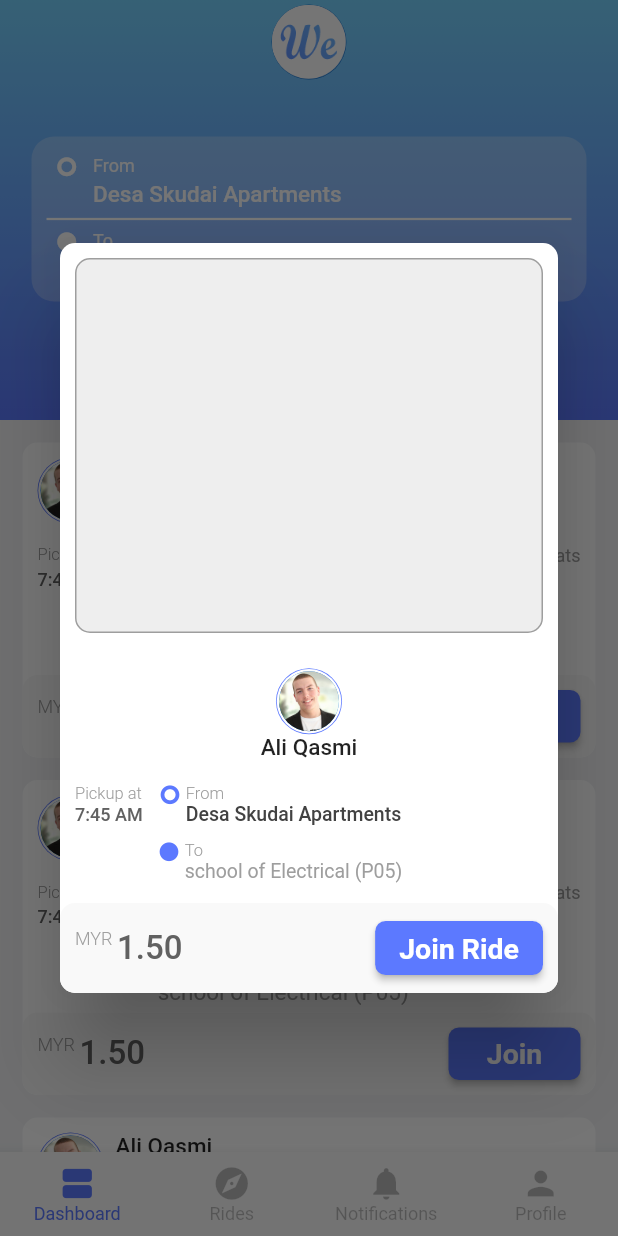
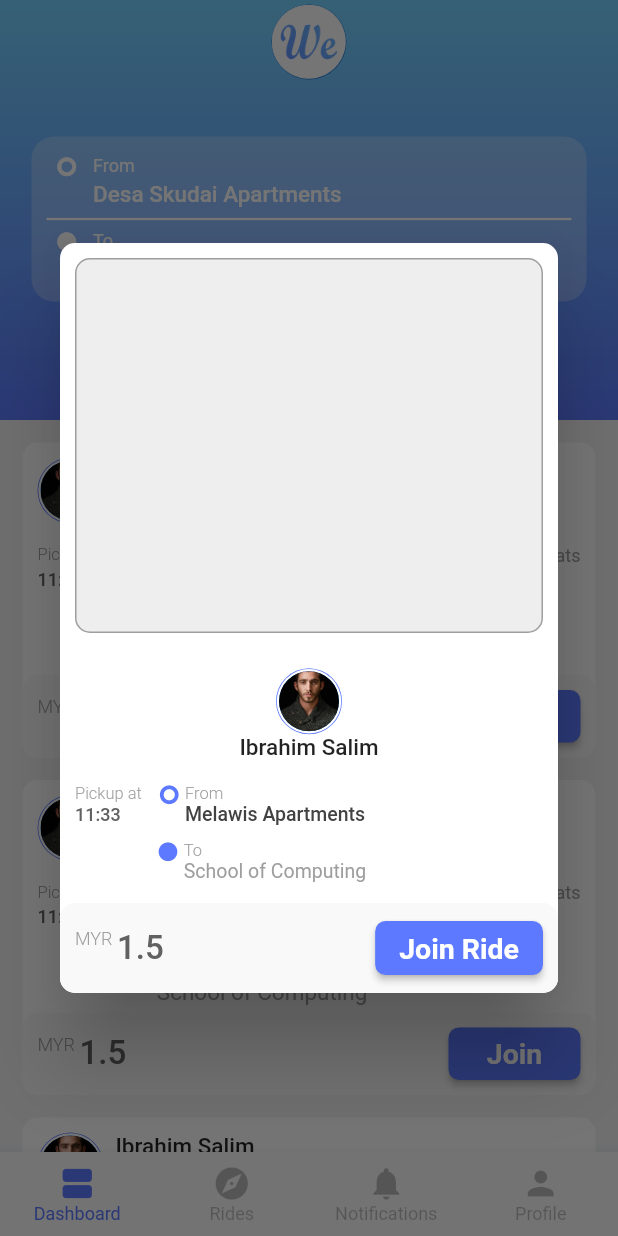
Before and after one commit to kamaleldincom/WeShare, a Flutter app: the BtmNavBar screen opened by its route, after a tap on "Join", on a phone screen of 412 x 824 dp. Run offline on Flutter 3.47's test engine with Material 2 defaults, Android fonts, the phone set to English and light mode, and no system bars; our stand-ins replace badges, intl_phone_number_input; missing offline and left inert: flare_splash_screen, material_dropdown_formfield.

Commit message:
Co-authored-by: loaialsharee@hotmail.com <loaialsharee@hotmail.com> Co-authored-by: amoo12 <apody3000@gmail.com>

```diff
--- a/weshare_main/lib/models/mock_data.dart
+++ b/weshare_main/lib/models/mock_data.dart
@@ -1,6 +1,11 @@
 import 'package:weshare_main/models/ride.dart';
+import 'package:weshare_main/models/user.dart';
+
+User user1 = User(name:'Ali qasimi',email:'Ali@gmail.com',password:'Ali*1234',phoneNumber:'+6023423523',photo: 'assets/person1.jpeg');
+User user2 = User(name: 'Ibrahim Salim', email:'salim@hotmail.com', password:'Salim99', phoneNumber:'+60130001111', photo: 'assets/person2.jpeg');
 
 
 
-
-List<Ride> rides = [Ride(origin:'Desa Skudai Apartments',destination:'Electrical (FKE) P05',date:'',time:'7:43', seatsAvailable:3,genderPreference: 'Male',price: 2,note: ''),];
+List<Ride> rides = [Ride(user: user1 ,origin:'Desa Skudai Apartments',destination:'Electrical (FKE) P05',date:'02-05-2020',time:'7:43', seatsAvailable:3,genderPreference: 'Male',price: 2,note: ''),
+                    Ride(user: user2 ,origin:'Melawis Apartments',destination:'School of Computing',date:'11-02-2020',time:'11:33', seatsAvailable:3,genderPreference: 'Female',price: 1.5,note: ''),
+];
--- a/weshare_main/lib/models/ride.dart
+++ b/weshare_main/lib/models/ride.dart
@@ -1,6 +1,11 @@
+
+
+
+import 'package:weshare_main/models/user.dart';
 
 class Ride{
 
+  User user;
   String origin;
   String destination;
   String date;
@@ -10,8 +15,5 @@ class Ride{
   double price;
   String note;
 
-  Ride({this.origin, this.destination, this.date, this.time, this.seatsAvailable, this.genderPreference, this.price, this.note});
-
-
-
+  Ride({this.user,this.origin, this.destination, this.date, this.time, this.seatsAvailable, this.genderPreference, this.price, this.note});
 }
--- a/weshare_main/lib/screens/Dashboard.dart
+++ b/weshare_main/lib/screens/Dashboard.dart
@@ -1,10 +1,15 @@
 import 'package:flutter/material.dart';
+import 'package:weshare_main/models/ride.dart';
 
 import 'constants.dart';
 import 'myappbar.dart';
 import 'myflexiableappbar.dart';
 
 class Dashboard extends StatefulWidget {
+  List<Ride> _rides;
+
+  Dashboard(this._rides);
+
   @override
   _DashboardState createState() => _DashboardState();
 }
@@ -55,12 +60,14 @@ class _DashboardState extends State<Dashboard> {
             SliverList(
               delegate: SliverChildBuilderDelegate(
                 (context, index){
+
+                  childCount: 3;
                   return Container(
                     height: 210,
                     margin: EdgeInsets.only(top: 15, left: 15, right: 15),
                     decoration: BoxDecoration(
                       color: Colors.white,
-                      borderRadius: BorderRadius.circular(10)
+                      borderRadius: BorderRadius.circular(10),
                     ),
                     alignment: Alignment.center,
                     child: Column(
@@ -82,7 +89,8 @@ class _DashboardState extends State<Dashboard> {
                                   backgroundColor: Colors.white,
                                   radius: 21.5,
                                   child: CircleAvatar(
-                                    backgroundImage: AssetImage('assets/person1.jpeg'),
+                                    // backgroundImage: AssetImage('assets/person1.jpeg'),
+                                    backgroundImage: AssetImage(widget._rides[1].user.photo),
                                     radius: 20,
                                   ),
                                 ),
@@ -96,7 +104,7 @@ class _DashboardState extends State<Dashboard> {
                                     Title(
                                       color: Colors.black,
                                       child: Text(
-                                        'Ali Qasmi',
+                                        widget._rides[1].user.name,
                                         style: TextStyle(
                                           fontWeight: FontWeight.w500,
                                           fontSize: 15,
@@ -107,7 +115,7 @@ class _DashboardState extends State<Dashboard> {
                                       height: 3,
                                     ),
                                     Text(
-                                        '13h ago',
+                                        '13h ago', ///    change later /// ... /// ... ///
                                         style: TextStyle(
                                           fontWeight: FontWeight.w300,
                                           fontSize: 12,
@@ -155,7 +163,7 @@ class _DashboardState extends State<Dashboard> {
                                             height: 3,
                                           ),
                                           Text(
-                                              '7:45 AM',
+                                              widget._rides[1].time,
                                               style: TextStyle(
                                                 fontWeight: FontWeight.w500,
                                                 fontSize: 12,
@@ -169,6 +177,7 @@ class _DashboardState extends State<Dashboard> {
                                     Container(
                                       child: Column(
                                         mainAxisAlignment: MainAxisAlignment.spaceBetween,
+                                        crossAxisAlignment: CrossAxisAlignment.start,
                                         children: <Widget>[
                                           Container(
                                             margin: EdgeInsets.all(0),
@@ -199,7 +208,7 @@ class _DashboardState extends State<Dashboard> {
                                                           ),
                                                         ),
                                                         Text(
-                                                            'Desa Skudai Apartments',
+                                                            widget._rides[1].origin,
                                                             style: TextStyle(
                                                               fontWeight: FontWeight.w500,
                                                               fontSize: 15,
@@ -243,7 +252,7 @@ class _DashboardState extends State<Dashboard> {
                                                           ),
                                                         ),
                                                         Text(
-                                                            'school of Electrical (P05)',
+                                                            widget._rides[1].destination,
                                                             style: TextStyle(
                                                               fontWeight: FontWeight.w400,
                                                               fontSize: 15,
@@ -283,7 +292,7 @@ class _DashboardState extends State<Dashboard> {
                                             height: 3,
                                           ),
                                           Text(
-                                              '2',
+                                              widget._rides[1].seatsAvailable.toString(),
                                               style: TextStyle(
                                                 fontWeight: FontWeight.w500,
                                                 fontSize: 24,
@@ -325,7 +334,7 @@ class _DashboardState extends State<Dashboard> {
                                       width: 3,
                                     ),
                                     Text(
-                                        '1.50',
+                                        widget._rides[1].price.toString(),
                                         style: TextStyle(
                                           fontWeight: FontWeight.w500,
                                           fontSize: 22,
@@ -397,7 +406,7 @@ class _DashboardState extends State<Dashboard> {
                                                               backgroundColor: Colors.white,
                                                               radius: 21.5,
                                                               child: CircleAvatar(
-                                                                backgroundImage: AssetImage('assets/person1.jpeg'),
+                                                                backgroundImage: AssetImage(widget._rides[1].user.photo),
                                                                 radius: 20,
                                                               ),
                                                             ),
@@ -405,7 +414,7 @@ class _DashboardState extends State<Dashboard> {
                                                           Title(
                                                             color: Colors.black,
                                                             child: Text(
-                                                              'Ali Qasmi',
+                                                              widget._rides[1].user.name,
                                                               style: TextStyle(
                                                                 fontWeight: FontWeight.w500,
                                                                 fontSize: 15,
@@ -446,7 +455,7 @@ class _DashboardState extends State<Dashboard> {
                                                                 height: 1,
                                                               ),
                                                               Text(
-                                                                  '7:45 AM',
+                                                                  widget._rides[1].time,
                                                                   style: TextStyle(
                                                                     fontWeight: FontWeight.w500,
                                                                     fontSize: 12,
@@ -490,7 +499,7 @@ class _DashboardState extends State<Dashboard> {
                                                                                     ),
                                                                                   ),
                                                                                   Text(
-                                                                                      'Desa Skudai Apartments',
+                                                                                      widget._rides[1].origin,
                                                                                       style: TextStyle(
                                                                                         fontWeight: FontWeight.w500,
                                                                                         fontSize: 13,
@@ -534,7 +543,7 @@ class _DashboardState extends State<Dashboard> {
                                                                                     ),
                                                                                   ),
                                                                                   Text(
-                                                                                      'school of Electrical (P05)',
+                                                                                      widget._rides[1].destination,
                                                                                       style: TextStyle(
                                                                                         fontWeight: FontWeight.w400,
                                                                                         fontSize: 13,
@@ -586,7 +595,7 @@ class _DashboardState extends State<Dashboard> {
                                                             width: 3,
                                                           ),
                                                           Text(
-                                                              '1.50',
+                                                              widget._rides[1].price.toString(),
                                                               style: TextStyle(
                                                                 fontWeight: FontWeight.w500,
                                                                 fontSize: 22,
@@ -639,7 +648,7 @@ class _DashboardState extends State<Dashboard> {
                       ],
                     ),
                   );
-                  childCount: 9;
+
 
                 }
               )
--- a/weshare_main/lib/screens/constants.dart
+++ b/weshare_main/lib/screens/constants.dart
@@ -1,5 +1,6 @@
 import 'package:badges/badges.dart';
 import 'package:flutter/material.dart';
+import 'package:weshare_main/models/mock_data.dart';
 import 'package:weshare_main/screens/postRide.dart';
 import 'Dashboard.dart';
 import 'Notifications.dart';
@@ -64,7 +65,7 @@ class BtmNavBar extends StatefulWidget {
 class _BtmNavBarState extends State<BtmNavBar> {
   int _currentIndex = 0;
   final List<Widget> _pages = [
-    Dashboard(),
+    Dashboard(rides),
     Rides(0),
     Notifications(),
     Profile(0),
```
Also changed, not shown: weshare_main/lib/screens/Notifications.dart (+0 -107 lines), weshare_main/assets/person2.jpeg (added).
